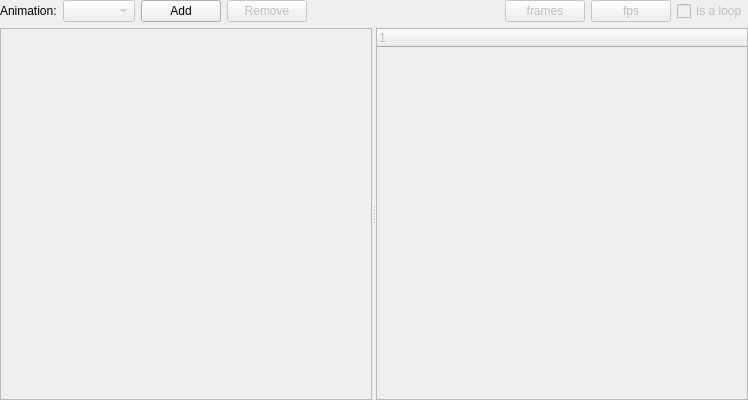
This is src/timeline/timelinewidget.ui in skyrpex/Flatty-Dev as Qt 5 draws it before an edit. The edited form follows.
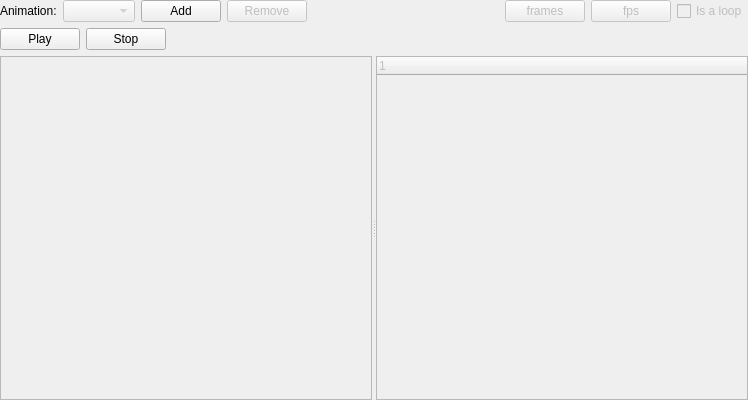
This is the edited form.

Patch:
```diff
--- a/src/timeline/timelinewidget.ui
+++ b/src/timeline/timelinewidget.ui
@@ -98,6 +98,37 @@
      </item>
     </layout>
    </item>
+   <item>
+    <layout class="QHBoxLayout" name="horizontalLayout_2">
+     <item>
+      <widget class="QPushButton" name="playButton">
+       <property name="text">
+        <string>Play</string>
+       </property>
+      </widget>
+     </item>
+     <item>
+      <widget class="QPushButton" name="stopButton">
+       <property name="text">
+        <string>Stop</string>
+       </property>
+      </widget>
+     </item>
+     <item>
+      <spacer name="horizontalSpacer_2">
+       <property name="orientation">
+        <enum>Qt::Horizontal</enum>
+       </property>
+       <property name="sizeHint" stdset="0">
+        <size>
+         <width>40</width>
+         <height>20</height>
+        </size>
+       </property>
+      </spacer>
+     </item>
+    </layout>
+   </item>
    <item>
     <widget class="QSplitter" name="splitter">
      <property name="enabled">
```
